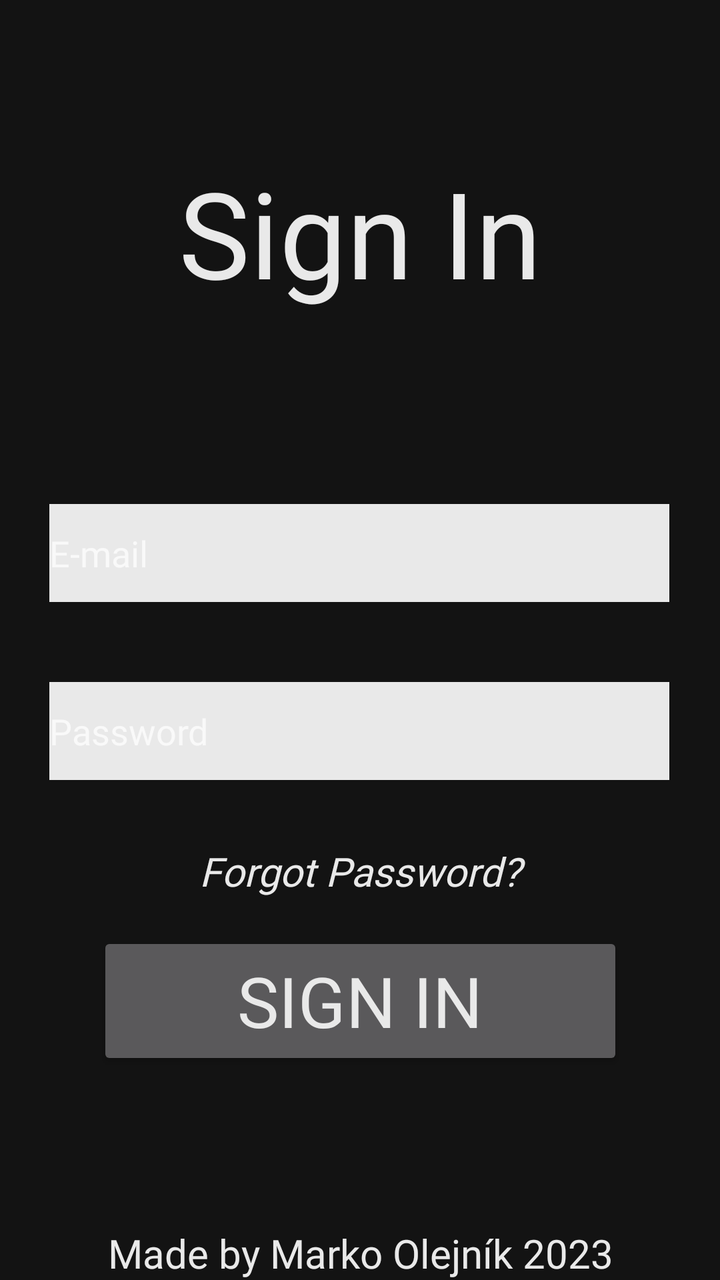
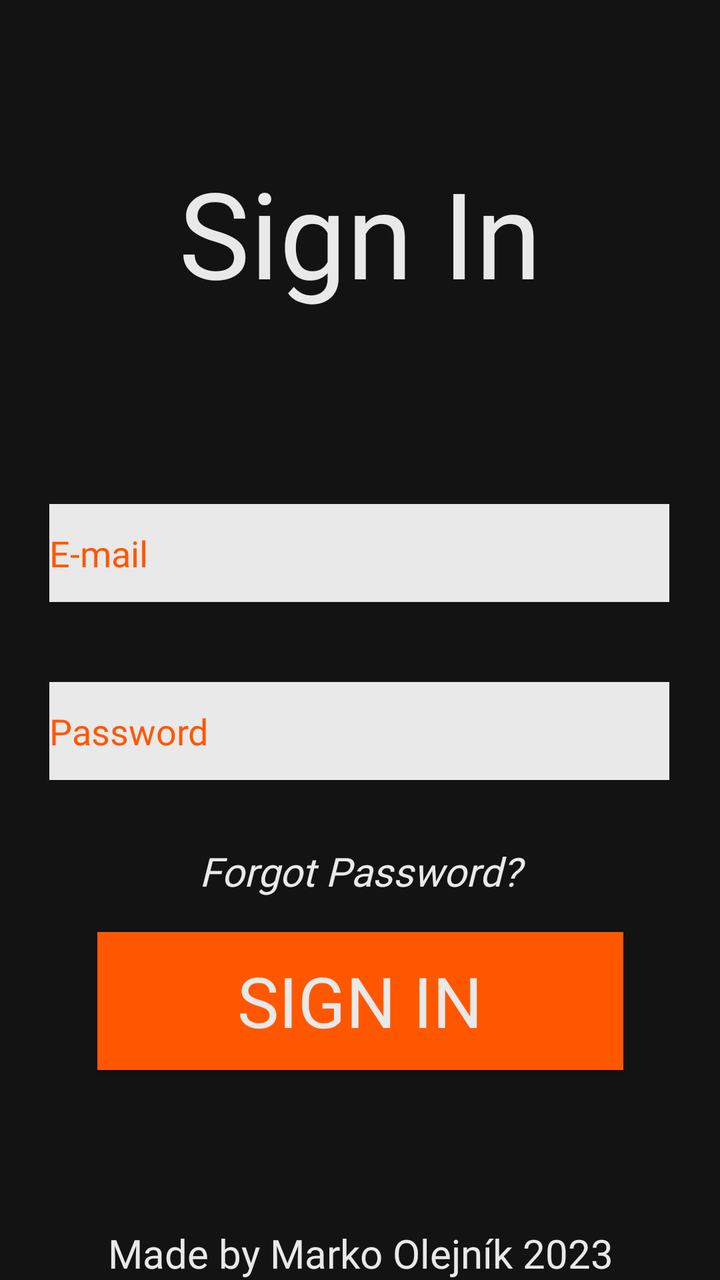

Before-and-after screenshots of an Android layout around one commit, followed by the original layout XML and the change that was made.
<!-- AndroidManifest.xml: application theme Theme.AppCompat.NoActionBar -->
<!-- res/layout/activity_login.xml -->
<?xml version="1.0" encoding="utf-8"?>
<androidx.constraintlayout.widget.ConstraintLayout xmlns:android="http://schemas.android.com/apk/res/android"
    xmlns:app="http://schemas.android.com/apk/res-auto"
    xmlns:tools="http://schemas.android.com/tools"
    android:layout_width="match_parent"
    android:layout_height="match_parent"
    android:background="@color/background"
    tools:context=".LoginActivity">

    <TextView
        android:id="@+id/signin"
        android:layout_width="match_parent"
        android:layout_height="wrap_content"
        android:layout_marginTop="76dp"
        android:fontFamily="@font/days_one"
        android:gravity="center"
        android:text="Sign In"
        android:textColor="@color/foreground"
        android:textSize="60sp"
        app:layout_constraintEnd_toEndOf="parent"
        app:layout_constraintHorizontal_bias="0.0"
        app:layout_constraintStart_toStartOf="parent"
        app:layout_constraintTop_toTopOf="parent" />

    <EditText
        android:id="@+id/editTextEmail"
        android:layout_width="310dp"
        android:layout_height="49dp"
        android:layout_marginTop="96dp"
        android:background="@color/foreground"
        android:ems="10"
        android:fontFamily="@font/days_one"
        android:hint="E-mail"
        android:inputType="textEmailAddress"
        android:textColor="@color/background"
        app:layout_constraintEnd_toEndOf="parent"
        app:layout_constraintHorizontal_bias="0.495"
        app:layout_constraintStart_toStartOf="parent"
        app:layout_constraintTop_toBottomOf="@+id/signin" />

    <EditText
        android:id="@+id/editTextPass"
        android:layout_width="310dp"
        android:layout_height="49dp"
        android:layout_marginTop="40dp"
        android:background="@color/foreground"
        android:ems="10"
        android:fontFamily="@font/days_one"
        android:hint="Password"
        android:inputType="textPassword"
        android:textColor="@color/background"
        app:layout_constraintEnd_toEndOf="parent"
        app:layout_constraintHorizontal_bias="0.495"
        app:layout_constraintStart_toStartOf="parent"
        app:layout_constraintTop_toBottomOf="@+id/editTextEmail" />

    <Button
        android:id="@+id/button"
        android:layout_width="263dp"
        android:layout_height="69dp"
        android:layout_marginTop="76dp"
        android:fontFamily="@font/days_one"
        android:gravity="center"
        android:text="Sign In"
        android:textColor="@color/foreground"
        android:textSize="35sp"
        app:layout_constraintEnd_toEndOf="parent"
        app:layout_constraintStart_toStartOf="parent"
        app:layout_constraintTop_toBottomOf="@+id/editTextPass" />

    <TextView
        android:layout_width="match_parent"
        android:layout_height="wrap_content"
        android:layout_marginTop="32dp"
        android:fontFamily="@font/days_one"
        android:gravity="center"
        android:text="Forgot Password?"
        android:textColor="@color/foreground"
        android:textSize="20sp"
        android:textStyle="italic"
        app:layout_constraintEnd_toEndOf="parent"
        app:layout_constraintHorizontal_bias="0.0"
        app:layout_constraintStart_toStartOf="parent"
        app:layout_constraintTop_toBottomOf="@id/editTextPass" />

    <TextView
        android:layout_width="match_parent"
        android:layout_height="wrap_content"
        android:layout_marginTop="40dp"
        android:fontFamily="@font/days_one"
        android:gravity="center"
        android:text="Made by Marko Olejník 2023"
        android:textColor="@color/foreground"
        android:textSize="20sp"
        app:layout_constraintBottom_toBottomOf="parent"
        app:layout_constraintEnd_toEndOf="parent"
        app:layout_constraintStart_toStartOf="parent" />
</androidx.constraintlayout.widget.ConstraintLayout>
<!-- resources referenced by this layout -->
<resources>
  <color name="background">#131313</color>
  <color name="foreground">#E9E9E9</color>
</resources>

<!-- the commit's change to res/layout/activity_login.xml (unified diff, before → after) -->
@@ -33,6 +33,7 @@
         android:hint="E-mail"
         android:inputType="textEmailAddress"
         android:textColor="@color/background"
+        android:textColorHint="@color/colorAccent"
         app:layout_constraintEnd_toEndOf="parent"
         app:layout_constraintHorizontal_bias="0.495"
         app:layout_constraintStart_toStartOf="parent"
@@ -49,18 +50,22 @@
         android:hint="Password"
         android:inputType="textPassword"
         android:textColor="@color/background"
+        android:textColorHint="@color/colorAccent"
         app:layout_constraintEnd_toEndOf="parent"
         app:layout_constraintHorizontal_bias="0.495"
         app:layout_constraintStart_toStartOf="parent"
         app:layout_constraintTop_toBottomOf="@+id/editTextEmail" />
 
     <Button
-        android:id="@+id/button"
+        android:id="@+id/signInButton"
         android:layout_width="263dp"
         android:layout_height="69dp"
         android:layout_marginTop="76dp"
+        android:background="@color/colorAccent"
+        android:clickable="true"
         android:fontFamily="@font/days_one"
         android:gravity="center"
+        android:onClick="signIn"
         android:text="Sign In"
         android:textColor="@color/foreground"
         android:textSize="35sp"
@@ -69,11 +74,14 @@
         app:layout_constraintTop_toBottomOf="@+id/editTextPass" />
 
     <TextView
+        android:id="@+id/forgotPassword"
         android:layout_width="match_parent"
         android:layout_height="wrap_content"
         android:layout_marginTop="32dp"
+        android:clickable="true"
         android:fontFamily="@font/days_one"
         android:gravity="center"
+        android:onClick="forgotPassword"
         android:text="Forgot Password?"
         android:textColor="@color/foreground"
         android:textSize="20sp"
<!-- resource entries referenced after the edit -->
@@ -1,6 +1,7 @@
 <!-- resources referenced by this layout -->
 <resources>
   <color name="background">#131313</color>
+  <color name="colorAccent">#FF5700</color>
   <color name="foreground">#E9E9E9</color>
 </resources>
 
